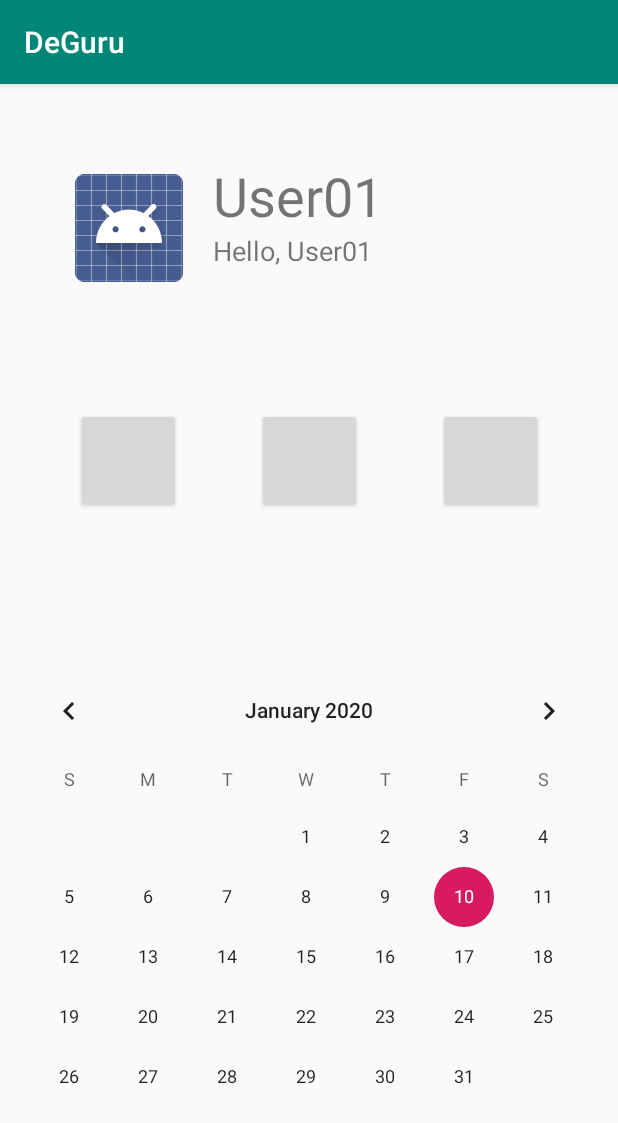
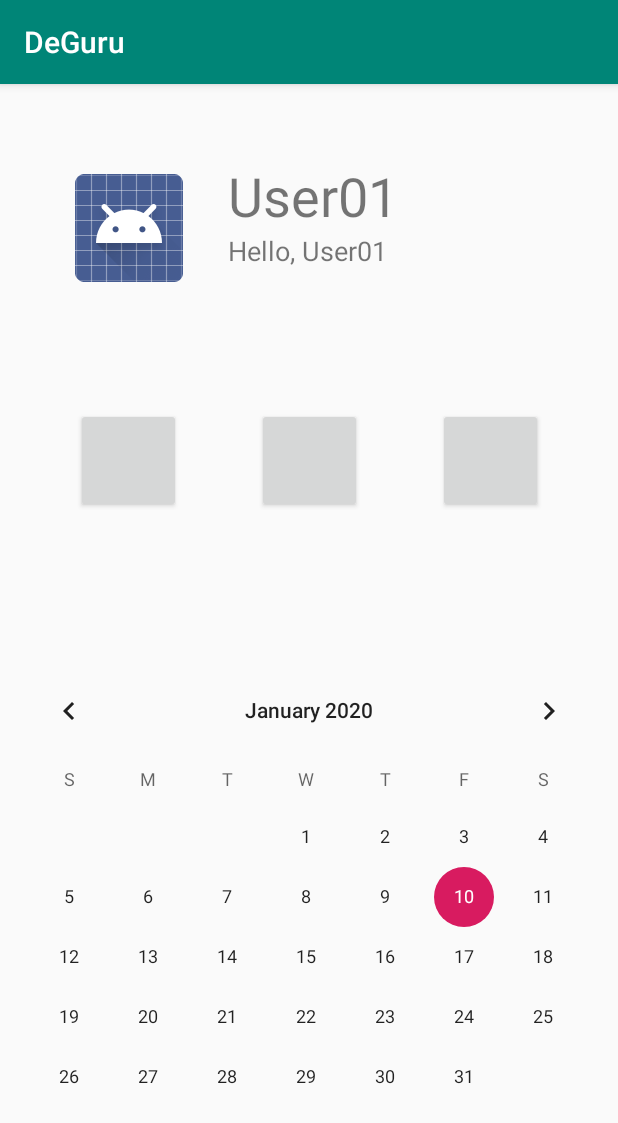
Before and after one commit to tlswldls/DeGuru, an Android app: the screen it shows after launch (MainActivity), on a phone screen of 412 x 824 dp. Shown: the top 1123 px of the screen. Run offline under Robolectric (Android 15) with nearby library versions, the phone set to English and light mode, and no system bars.

Commit message:
Update activity_main.xml
메인 액티비티 프로필 이미지와 사용자 이름 사이 마진 값 수정했습니다.

```diff
--- a/DeGuru/app/src/main/res/layout/activity_main.xml
+++ b/DeGuru/app/src/main/res/layout/activity_main.xml
@@ -19,7 +19,7 @@
             android:layout_height="wrap_content"
             android:layout_gravity="center"
             android:layout_marginStart="50dp"
-            android:layout_marginEnd="20dp"
+            android:layout_marginEnd="30dp"
             app:srcCompat="@android:drawable/sym_def_app_icon" />
 
         <LinearLayout
```
